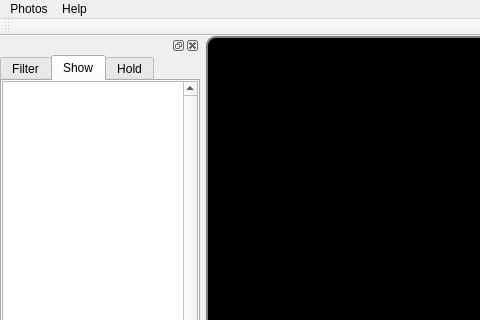
This is mainwindow.ui in kghose/Chhobi as Qt 5 draws it before an edit; both pictures show x 0 to 480 and y 0 to 320 of the 933 by 758 pixel window. The edited form follows.
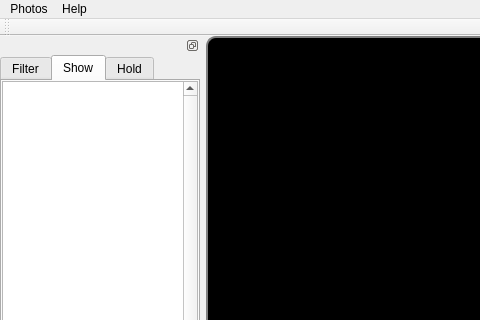
This is the edited form. Icons and pictures are not drawn.

Commit message: Enhancement: removed close button on left panel

Diff of the .ui file:
```diff
--- a/mainwindow.ui
+++ b/mainwindow.ui
@@ -172,6 +172,9 @@
   </widget>
   <widget class="QStatusBar" name="statusBar"/>
   <widget class="QDockWidget" name="dockWidget">
+   <property name="features">
+    <set>QDockWidget::DockWidgetFloatable|QDockWidget::DockWidgetMovable</set>
+   </property>
    <property name="allowedAreas">
     <set>Qt::LeftDockWidgetArea|Qt::RightDockWidgetArea</set>
    </property>
```
The commit also changes 1 other file.
